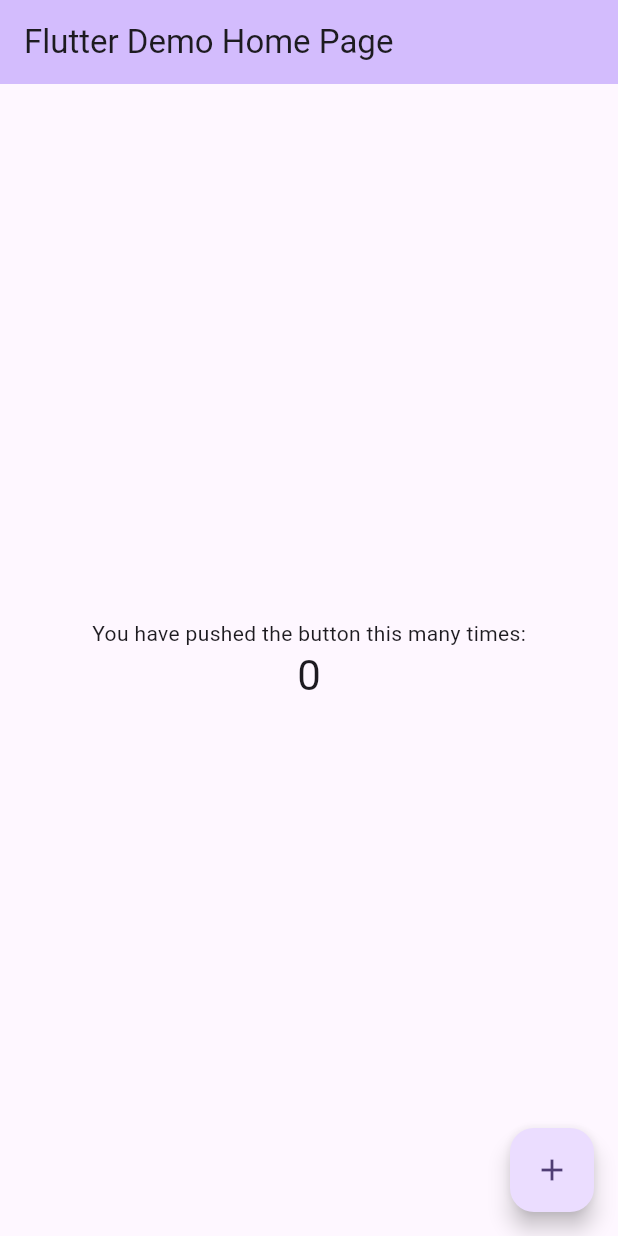
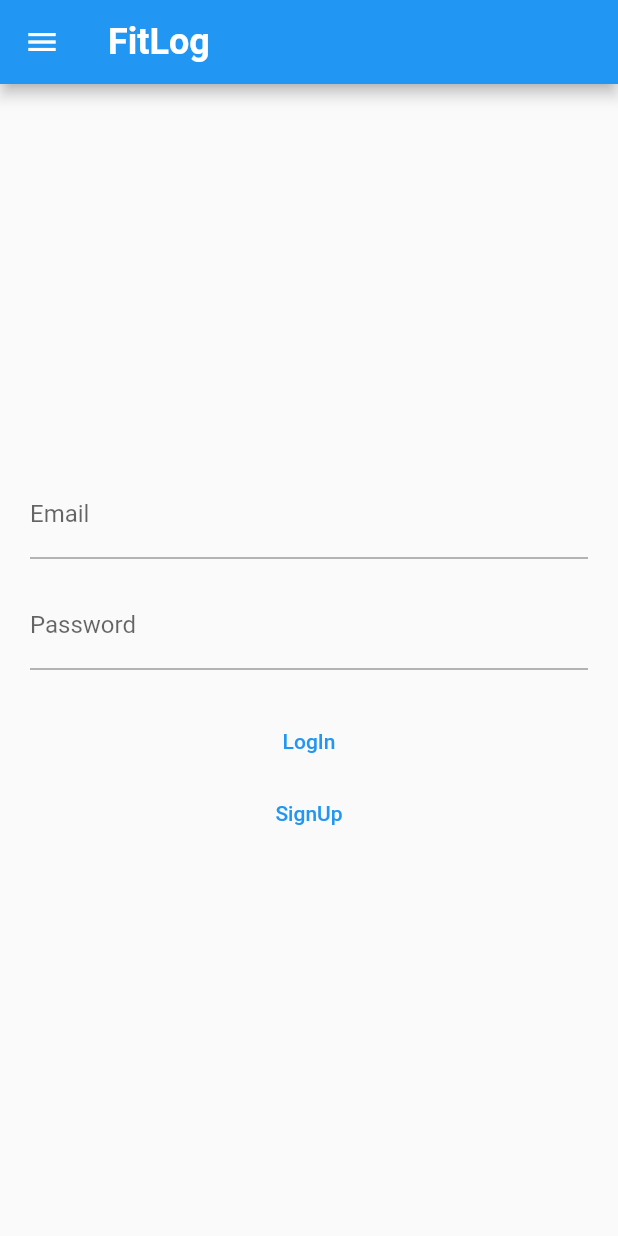
Before and after one commit to eunrain/FitLog, a Flutter app: the screen it shows after launch, on a phone screen of 412 x 824 dp. Run offline on Flutter 3.47's test engine with Material 2 defaults, Android fonts, the phone set to English and light mode, and no system bars.

Commit message:
feat : login UI

```diff
--- a/lib/main.dart
+++ b/lib/main.dart
@@ -1,125 +1,19 @@
 import 'package:flutter/material.dart';
+import 'package:fitlog/screens/login.dart';
 
-void main() {
-  runApp(const MyApp());
-}
+void main() => runApp(const FitLogApp());
 
-class MyApp extends StatelessWidget {
-  const MyApp({super.key});
+class FitLogApp extends StatelessWidget {
+  const FitLogApp({super.key});
 
-  // This widget is the root of your application.
   @override
   Widget build(BuildContext context) {
     return MaterialApp(
-      title: 'Flutter Demo',
+      title: 'FitLog App',
       theme: ThemeData(
-        // This is the theme of your application.
-        //
-        // TRY THIS: Try running your application with "flutter run". You'll see
-        // the application has a blue toolbar. Then, without quitting the app,
-        // try changing the seedColor in the colorScheme below to Colors.green
-        // and then invoke "hot reload" (save your changes or press the "hot
-        // reload" button in a Flutter-supported IDE, or press "r" if you used
-        // the command line to start the app).
-        //
-        // Notice that the counter didn't reset back to zero; the application
-        // state is not lost during the reload. To reset the state, use hot
-        // restart instead.
-        //
-        // This works for code too, not just values: Most code changes can be
-        // tested with just a hot reload.
-        colorScheme: ColorScheme.fromSeed(seedColor: Colors.deepPurple),
-        useMaterial3: true,
+        primarySwatch: Colors.blue,
       ),
-      home: const MyHomePage(title: 'Flutter Demo Home Page'),
+      home: const LogIn(),
     );
   }
 }
-
-class MyHomePage extends StatefulWidget {
-  const MyHomePage({super.key, required this.title});
-
-  // This widget is the home page of your application. It is stateful, meaning
-  // that it has a State object (defined below) that contains fields that affect
-  // how it looks.
-
-  // This class is the configuration for the state. It holds the values (in this
-  // case the title) provided by the parent (in this case the App widget) and
-  // used by the build method of the State. Fields in a Widget subclass are
-  // always marked "final".
-
-  final String title;
-
-  @override
-  State<MyHomePage> createState() => _MyHomePageState();
-}
-
-class _MyHomePageState extends State<MyHomePage> {
-  int _counter = 0;
-
-  void _incrementCounter() {
-    setState(() {
-      // This call to setState tells the Flutter framework that something has
-      // changed in this State, which causes it to rerun the build method below
-      // so that the display can reflect the updated values. If we changed
-      // _counter without calling setState(), then the build method would not be
-      // called again, and so nothing would appear to happen.
-      _counter++;
-    });
-  }
-
-  @override
-  Widget build(BuildContext context) {
-    // This method is rerun every time setState is called, for instance as done
-    // by the _incrementCounter method above.
-    //
-    // The Flutter framework has been optimized to make rerunning build methods
-    // fast, so that you can just rebuild anything that needs updating rather
-    // than having to individually change instances of widgets.
-    return Scaffold(
-      appBar: AppBar(
-        // TRY THIS: Try changing the color here to a specific color (to
-        // Colors.amber, perhaps?) and trigger a hot reload to see the AppBar
-        // change color while the other colors stay the same.
-        backgroundColor: Theme.of(context).colorScheme.inversePrimary,
-        // Here we take the value from the MyHomePage object that was created by
-        // the App.build method, and use it to set our appbar title.
-        title: Text(widget.title),
-      ),
-      body: Center(
-        // Center is a layout widget. It takes a single child and positions it
-        // in the middle of the parent.
-        child: Column(
-          // Column is also a layout widget. It takes a list of children and
-          // arranges them vertically. By default, it sizes itself to fit its
-          // children horizontally, and tries to be as tall as its parent.
-          //
-          // Column has various properties to control how it sizes itself and
-          // how it positions its children. Here we use mainAxisAlignment to
-          // center the children vertically; the main axis here is the vertical
-          // axis because Columns are vertical (the cross axis would be
-          // horizontal).
-          //
-          // TRY THIS: Invoke "debug painting" (choose the "Toggle Debug Paint"
-          // action in the IDE, or press "p" in the console), to see the
-          // wireframe for each widget.
-          mainAxisAlignment: MainAxisAlignment.center,
-          children: <Widget>[
-            const Text(
-              'You have pushed the button this many times:',
-            ),
-            Text(
-              '$_counter',
-              style: Theme.of(context).textTheme.headlineMedium,
-            ),
-          ],
-        ),
-      ),
-      floatingActionButton: FloatingActionButton(
-        onPressed: _incrementCounter,
-        tooltip: 'Increment',
-        child: const Icon(Icons.add),
-      ), // This trailing comma makes auto-formatting nicer for build methods.
-    );
-  }
-}
--- /dev/null
+++ b/lib/screens/login.dart
@@ -0,0 +1,68 @@
+import 'package:flutter/material.dart';
+
+class LogIn extends StatefulWidget {
+  const LogIn({super.key});
+
+  @override
+  State<LogIn> createState() {
+    return _LoginState();
+  }
+}
+
+class _LoginState extends State<LogIn> {
+  final _emailController = TextEditingController();
+  final _passwordController = TextEditingController();
+
+  @override
+  Widget build(BuildContext context) {
+    return Scaffold(
+      appBar: AppBar(
+        title: const Text(
+          'FitLog',
+          style: TextStyle(
+            fontSize: 24,
+            fontWeight: FontWeight.bold,
+          ),
+        ),
+        leading: IconButton(
+          icon: const Icon(Icons.menu),
+          onPressed: () {},
+        ),
+      ),
+      body: Padding(
+        padding: const EdgeInsets.all(20),
+        child: Column(
+          mainAxisAlignment: MainAxisAlignment.center,
+          children: [
+            TextField(
+              controller: _emailController,
+              decoration: const InputDecoration(
+                labelText: 'Email',
+              ),
+            ),
+            const SizedBox(height: 15),
+            TextField(
+              controller: _passwordController,
+              decoration: const InputDecoration(
+                labelText: 'Password',
+              ),
+              obscureText: true,
+            ),
+            const SizedBox(height: 24.0),
+            TextButton(
+              child: const Text('LogIn'),
+              onPressed: () {
+                String email = _emailController.text;
+                String password = _passwordController.text;
+              },
+            ),
+            TextButton(
+              child: const Text('SignUp'),
+              onPressed: () {},
+            ),
+          ],
+        ),
+      ),
+    );
+  }
+}
```
